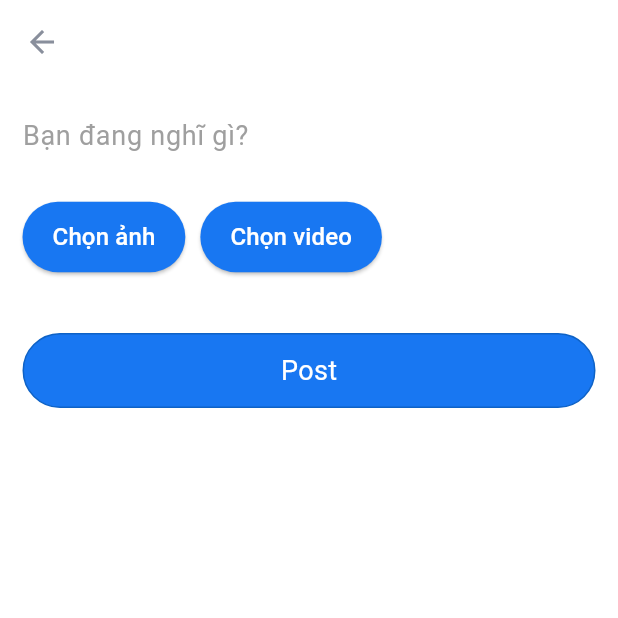
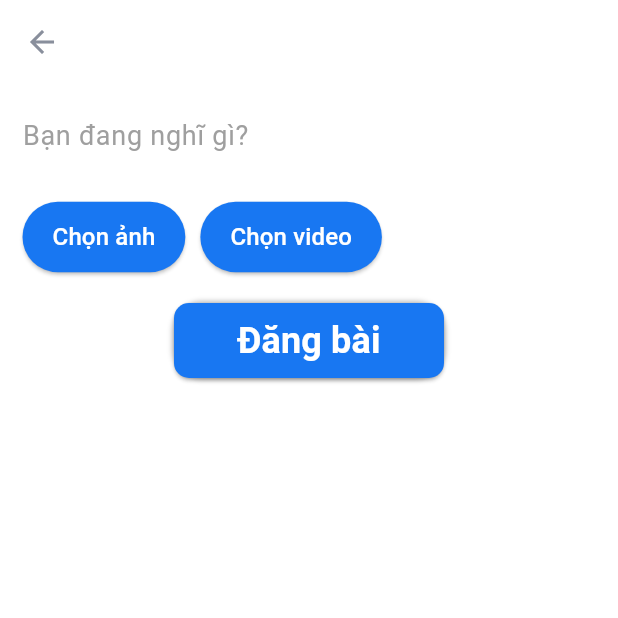
Before and after one commit to ngocduc63/Project_Facebook_App, a Flutter app: the CreatePostScreen screen opened by its route, after a tap on "Post", on a phone screen of 412 x 824 dp, the top half of it. Run offline on Flutter 3.47's test engine with Material 3 defaults, Android fonts, the phone set to English and light mode, and no system bars; our stand-ins replace cached_network_image, carousel_slider, chewie, dio, flutter_staggered_animations, fluttertoast and 5 more; accounts and stored records are empty.

Commit message:
update loading create post

```diff
--- a/lib/features/news-feed/screen/create_post_screen.dart
+++ b/lib/features/news-feed/screen/create_post_screen.dart
@@ -3,6 +3,7 @@ import 'dart:io';
 import 'package:facebook/constants/app_colors.dart';
 import 'package:facebook/constants/app_constants.dart';
 import 'package:facebook/controllers/api_controller.dart';
+import 'package:facebook/features/auth/widgets/submit_button.dart';
 import 'package:facebook/features/home/screens/home_screen.dart';
 import 'package:facebook/utils/utils.dart';
 import 'package:facebook/features/news-feed/widgets/round_button.dart';
@@ -22,6 +23,7 @@ class CreatePostScreen extends StatefulWidget {
 class _CreatePostScreenState extends State<CreatePostScreen> {
   late final TextEditingController _postController;
   ApiController apiController = ApiController();
+  bool isLoaing = false;
   List<File> images = [];
   List<File> videos = [];
   bool isLoading = false;
@@ -113,7 +115,9 @@ class _CreatePostScreenState extends State<CreatePostScreen> {
                 Column(
                   crossAxisAlignment: CrossAxisAlignment.start,
                   children: [
-                    const Text("Ảnh đã chọn:", style:TextStyle(fontSize: 20, fontWeight: FontWeight.bold)),
+                    const Text("Ảnh đã chọn:",
+                        style: TextStyle(
+                            fontSize: 20, fontWeight: FontWeight.bold)),
                     Wrap(
                       spacing: 8,
                       runSpacing: 8,
@@ -180,7 +184,11 @@ class _CreatePostScreenState extends State<CreatePostScreen> {
                 Column(
                   crossAxisAlignment: CrossAxisAlignment.start,
                   children: [
-                    const Text("Video đã chọn:", style:TextStyle(fontSize: 20, fontWeight: FontWeight.bold),),
+                    const Text(
+                      "Video đã chọn:",
+                      style:
+                          TextStyle(fontSize: 20, fontWeight: FontWeight.bold),
+                    ),
                     Wrap(
                       spacing: 8,
                       runSpacing: 8,
@@ -242,16 +250,13 @@ class _CreatePostScreenState extends State<CreatePostScreen> {
                   ],
                 ),
               const SizedBox(height: 20),
-
-              const SizedBox(height: 20),
-              isLoading
-                  ? const Center(
-                      child: CircularProgressIndicator(),
-                    )
-                  : RoundButton(
-                      onPressed: uploadPostHandle,
-                      label: 'Post',
-                    ),
+              Center(
+                child: SubmitButton(
+                  onPressed: uploadPostHandle,
+                  title: "Đăng bài",
+                  isLoading: isLoading,
+                ),
+              )
             ],
           ),
         ),
@@ -260,11 +265,18 @@ class _CreatePostScreenState extends State<CreatePostScreen> {
   }
 
   Future<void> uploadPostHandle() async {
-      final content = _postController.text;
-      if (content.isNotEmpty || images.isNotEmpty || videos.isNotEmpty) {
-        await apiController.postForm(ApiConfig.createPost, images, videos, content);
-        Get.off(HomeScreen());
-      }
+    final content = _postController.text;
+    if (content.isNotEmpty || images.isNotEmpty || videos.isNotEmpty) {
+      setState(() {
+        isLoading = true;
+      });
+      await apiController.postForm(
+          ApiConfig.createPost, images, videos, content);
+      setState(() {
+        isLoading = false;
+      });
+      Get.off(HomeScreen());
+    }
   }
 }
 
```
